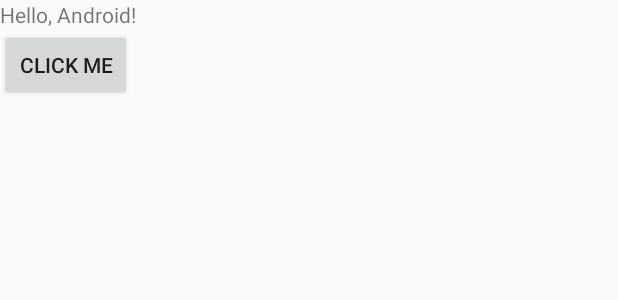
After one commit to myoungsuk/-BusinessCardApp, an Android app: the layout item_gallery.xml on its own in the app's theme, with its tools: preview values and no code run, on a phone screen of 412 x 824 dp. The commit adds this screen. Shown: the top 300 px of the screen. Run offline under Robolectric (Android 15) with nearby library versions, the phone set to English and light mode, and no system bars.

Commit message:
re:fix GalleryActivity

```diff
--- a/app/build.gradle
+++ b/app/build.gradle
@@ -63,4 +63,7 @@ dependencies {
     //써클 이미지 뷰
     implementation fileTree(dir: 'libs', include: ['*.jar'])
     implementation 'de.hdodenhof:circleimageview:3.1.0'
+
+    // card stack view
+    implementation 'com.loopeer.library:cardstack:1.0.2'
 }
--- /dev/null
+++ b/app/src/main/res/layout/item_gallery.xml
@@ -0,0 +1,17 @@
+<?xml version="1.0" encoding="utf-8"?>
+<LinearLayout xmlns:android="http://schemas.android.com/apk/res/android"
+    android:layout_width="match_parent"
+    android:layout_height="match_parent"
+    android:orientation="vertical">
+
+    <TextView
+        android:layout_width="wrap_content"
+        android:layout_height="wrap_content"
+        android:text="Hello, Android!" />
+
+    <Button
+        android:layout_width="wrap_content"
+        android:layout_height="wrap_content"
+        android:text="Click Me" />
+
+</LinearLayout>
```
Also changed, not shown: app/src/main/java/com/example/businesscarapp/activity/Galleryactivity.java (added, +13 -0 lines), app/src/main/java/com/example/businesscarapp/fragment/SettingFragment.java (+71 -45 lines), app/src/main/res/layout/fragment_setting.xml (+6 -6 lines), 1 other file.
